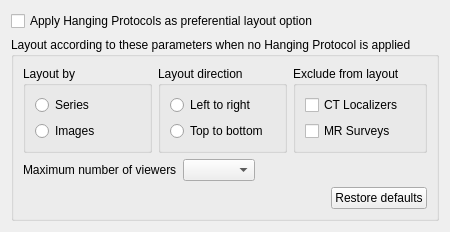
Before: the Qt Designer form PacsViewer/src/core/qlayoutoptionswidgetbase.ui in zyq1569/starviewer, drawn with Qt 5.
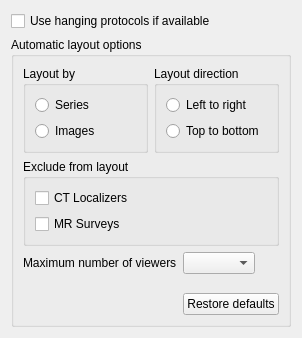
After: the same form once the commit is applied. Icons and pictures are not drawn.

```diff
--- a/PacsViewer/src/core/qlayoutoptionswidgetbase.ui
+++ b/PacsViewer/src/core/qlayoutoptionswidgetbase.ui
@@ -6,45 +6,46 @@
    <rect>
     <x>0</x>
     <y>0</y>
-    <width>400</width>
-    <height>206</height>
+    <width>302</width>
+    <height>338</height>
    </rect>
   </property>
   <property name="windowTitle">
    <string/>
   </property>
-  <layout class="QGridLayout" name="gridLayout_2">
-   <item row="1" column="0">
+  <layout class="QVBoxLayout" name="verticalLayout">
+   <item>
+    <widget class="QCheckBox" name="m_applyHangingProtocolAsFirstOptionCheckBox">
+     <property name="text">
+      <string>Use hanging protocols if available</string>
+     </property>
+    </widget>
+   </item>
+   <item>
     <widget class="QGroupBox" name="groupBox">
-     <property name="sizePolicy">
-      <sizepolicy hsizetype="Preferred" vsizetype="Preferred">
-       <horstretch>0</horstretch>
-       <verstretch>0</verstretch>
-      </sizepolicy>
-     </property>
      <property name="title">
-      <string>Layout according to these parameters when no Hanging Protocol is applied</string>
+      <string>Automatic layout options</string>
      </property>
      <property name="flat">
       <bool>false</bool>
      </property>
-     <layout class="QGridLayout" name="gridLayout">
-      <item row="0" column="0" colspan="2">
-       <layout class="QHBoxLayout" name="horizontalLayout_4">
+     <layout class="QVBoxLayout" name="verticalLayout_5">
         <item>
-         <widget class="QGroupBox" name="groupBox_6">
+       <layout class="QHBoxLayout" name="horizontalLayout">
+        <item>
+         <widget class="QGroupBox" name="groupBox_2">
           <property name="title">
            <string>Layout by</string>
           </property>
-          <layout class="QGridLayout" name="gridLayout_5">
-           <item row="0" column="0">
+          <layout class="QVBoxLayout" name="verticalLayout_2">
+           <item>
             <widget class="QRadioButton" name="m_unfoldBySeriesRadioButton">
              <property name="text">
               <string>Series</string>
              </property>
             </widget>
            </item>
-           <item row="1" column="0">
+           <item>
             <widget class="QRadioButton" name="m_unfoldByImagesRadioButton">
              <property name="text">
               <string>Images</string>
@@ -55,19 +56,19 @@
          </widget>
         </item>
         <item>
-         <widget class="QGroupBox" name="groupBox_7">
+         <widget class="QGroupBox" name="groupBox_3">
           <property name="title">
            <string>Layout direction</string>
           </property>
-          <layout class="QGridLayout" name="gridLayout_6">
-           <item row="0" column="0">
+          <layout class="QVBoxLayout" name="verticalLayout_3">
+           <item>
             <widget class="QRadioButton" name="m_leftToRightRadioButton">
              <property name="text">
               <string>Left to right</string>
              </property>
             </widget>
            </item>
-           <item row="1" column="0">
+           <item>
             <widget class="QRadioButton" name="m_topToBottomRadioButton">
              <property name="text">
               <string>Top to bottom</string>
@@ -77,20 +78,22 @@
           </layout>
          </widget>
         </item>
+       </layout>
+      </item>
         <item>
-         <widget class="QGroupBox" name="groupBox_8">
+       <widget class="QGroupBox" name="groupBox_4">
           <property name="title">
            <string>Exclude from layout</string>
           </property>
-          <layout class="QGridLayout" name="gridLayout_7">
-           <item row="0" column="0">
+        <layout class="QVBoxLayout" name="verticalLayout_4">
+         <item>
             <widget class="QCheckBox" name="m_localizerCheckBox">
              <property name="text">
               <string>CT Localizers</string>
              </property>
             </widget>
            </item>
-           <item row="1" column="0">
+         <item>
             <widget class="QCheckBox" name="m_surveyCheckBox">
              <property name="text">
               <string>MR Surveys</string>
@@ -100,29 +103,7 @@
           </layout>
          </widget>
         </item>
-       </layout>
-      </item>
-      <item row="2" column="1">
-       <widget class="QPushButton" name="m_restoreDefaultsButton">
-        <property name="text">
-         <string>Restore defaults</string>
-        </property>
-       </widget>
-      </item>
-      <item row="2" column="0">
-       <spacer name="horizontalSpacer">
-        <property name="orientation">
-         <enum>Qt::Horizontal</enum>
-        </property>
-        <property name="sizeHint" stdset="0">
-         <size>
-          <width>40</width>
-          <height>20</height>
-         </size>
-        </property>
-       </spacer>
-      </item>
-      <item row="1" column="0" colspan="2">
+      <item>
        <layout class="QHBoxLayout" name="horizontalLayout_5">
         <item>
          <widget class="QLabel" name="label_3">
@@ -149,18 +130,58 @@
         </item>
        </layout>
       </item>
-     </layout>
-    </widget>
-   </item>
-   <item row="0" column="0">
-    <widget class="QCheckBox" name="m_applyHangingProtocolAsFirstOptionCheckBox">
+      <item>
+       <spacer name="verticalSpacer">
+        <property name="orientation">
+         <enum>Qt::Vertical</enum>
+        </property>
+        <property name="sizeType">
+         <enum>QSizePolicy::Maximum</enum>
+        </property>
+        <property name="sizeHint" stdset="0">
+         <size>
+          <width>20</width>
+          <height>20</height>
+         </size>
+        </property>
+       </spacer>
+      </item>
+      <item>
+       <layout class="QHBoxLayout" name="horizontalLayout_2">
+        <item>
+         <spacer name="horizontalSpacer">
+          <property name="orientation">
+           <enum>Qt::Horizontal</enum>
+          </property>
+          <property name="sizeHint" stdset="0">
+           <size>
+            <width>40</width>
+            <height>20</height>
+           </size>
+          </property>
+         </spacer>
+        </item>
+        <item>
+         <widget class="QPushButton" name="m_restoreDefaultsButton">
      <property name="text">
-      <string>Apply Hanging Protocols as preferential layout option</string>
-     </property>
+           <string>Restore defaults</string>
+          </property>
+          <property name="icon">
+           <iconset resource="../main/main.qrc">
+            <normaloff>:/images/icons/edit-clear.svg</normaloff>:/images/icons/edit-clear.svg</iconset>
+          </property>
     </widget>
    </item>
   </layout>
- </widget>
- <resources/>
+      </item>
+     </layout>
+    </widget>
+   </item>
+  </layout>
+ </widget>
+ <resources>
+  <include location="../main/main.qrc"/>
+  <include location="../main/main.qrc"/>
+ </resources>
  <connections/>
 </ui>
```
Left out of the diff: 2 changed lines with no effect on the pictures. Lines whose indentation alone changed are shown as unchanged.
